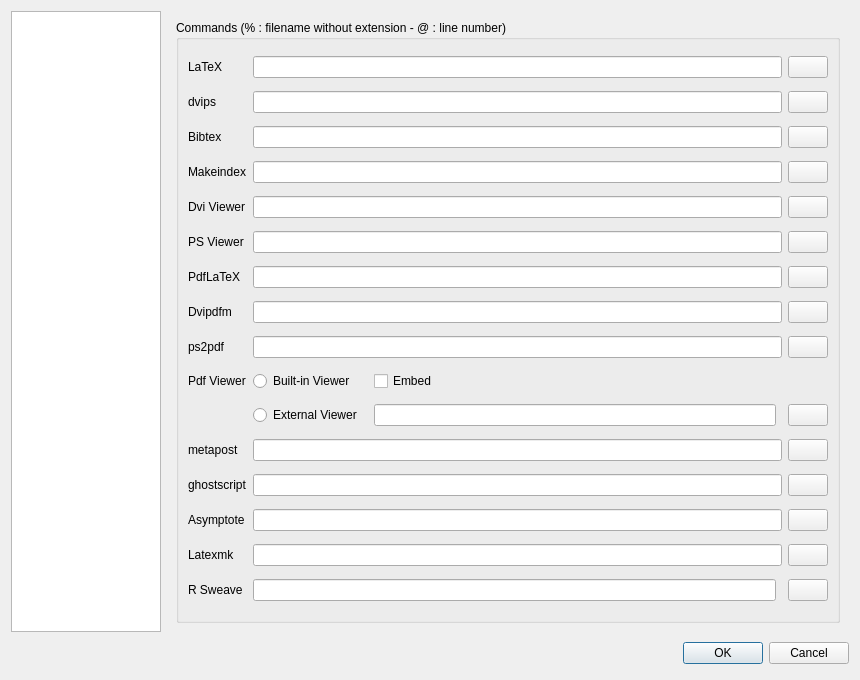
Above: configdialog.ui from orao/texmaker before the change. Below: the same form after it.
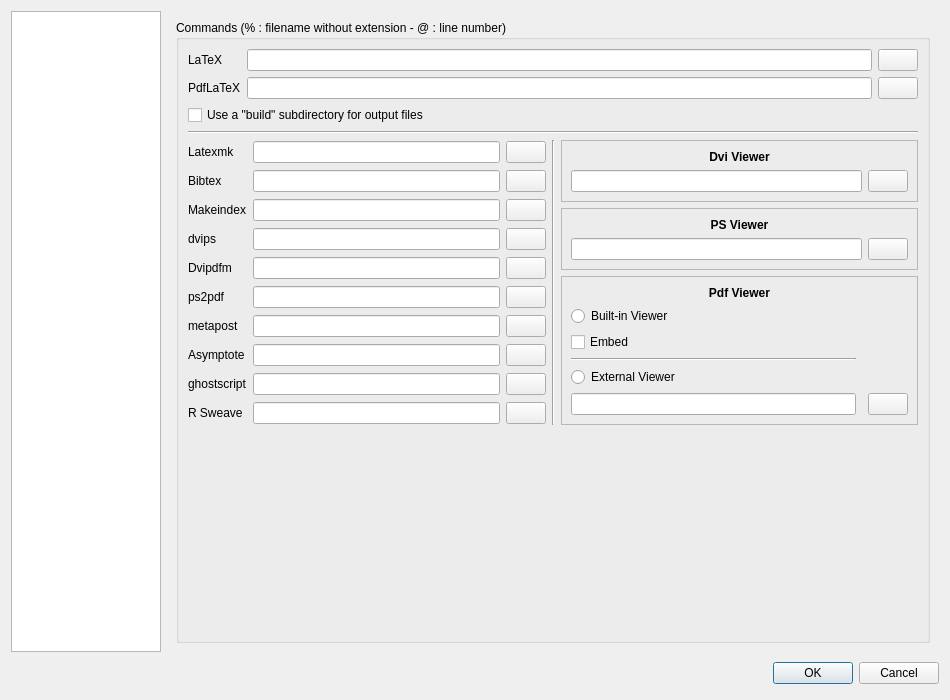
That is the form after the change. Icons and pictures are not drawn.

```diff
--- a/configdialog.ui
+++ b/configdialog.ui
@@ -6,8 +6,8 @@
    <rect>
     <x>0</x>
     <y>0</y>
-    <width>860</width>
-    <height>680</height>
+    <width>950</width>
+    <height>700</height>
    </rect>
   </property>
   <property name="windowTitle">
@@ -54,6 +54,30 @@
      </property>
     </widget>
    </item>
+   <item row="1" column="1">
+    <layout class="QHBoxLayout">
+     <item>
+      <spacer>
+       <property name="orientation">
+        <enum>Qt::Horizontal</enum>
+       </property>
+       <property name="sizeHint" stdset="0">
+        <size>
+         <width>407</width>
+         <height>31</height>
+        </size>
+       </property>
+      </spacer>
+     </item>
+     <item>
+      <widget class="QDialogButtonBox" name="buttonBox">
+       <property name="standardButtons">
+        <set>QDialogButtonBox::Cancel|QDialogButtonBox::Ok</set>
+       </property>
+      </widget>
+     </item>
+    </layout>
+   </item>
    <item row="0" column="1">
     <widget class="QStackedWidget" name="pagesWidget">
      <property name="sizePolicy">
@@ -64,8 +88,8 @@
      </property>
      <property name="minimumSize">
       <size>
-       <width>590</width>
-       <height>500</height>
+       <width>700</width>
+       <height>550</height>
       </size>
      </property>
      <property name="currentIndex">
@@ -73,7 +97,7 @@
      </property>
      <widget class="QWidget" name="pt">
       <layout class="QGridLayout" name="gridLayout_5">
-       <item row="1" column="0">
+       <item row="0" column="0">
         <widget class="QGroupBox" name="groupBox">
          <property name="sizePolicy">
           <sizepolicy hsizetype="Expanding" vsizetype="Expanding">
@@ -84,7 +108,9 @@
          <property name="title">
           <string>Commands (% : filename without extension - @ : line number)</string>
          </property>
-         <layout class="QGridLayout" name="gridLayout_2">
+         <layout class="QGridLayout" name="gridLayout_18">
+          <item row="0" column="0" colspan="3">
+           <layout class="QGridLayout" name="gridLayout_13">
           <item row="0" column="0">
            <widget class="QLabel" name="labelLatex">
             <property name="text">
@@ -92,10 +118,10 @@
             </property>
            </widget>
           </item>
-          <item row="0" column="1" colspan="4">
+            <item row="0" column="1">
            <widget class="QLineEdit" name="lineEditLatex"/>
           </item>
-          <item row="0" column="5">
+            <item row="0" column="2">
            <widget class="QPushButton" name="pushButtonLatex">
             <property name="text">
              <string/>
@@ -113,16 +139,16 @@
            </widget>
           </item>
           <item row="1" column="0">
-           <widget class="QLabel" name="labelDvips">
+             <widget class="QLabel" name="labelPdflatex">
             <property name="text">
-             <string>dvips</string>
+               <string>PdfLaTeX</string>
             </property>
            </widget>
           </item>
-          <item row="1" column="1" colspan="4">
-           <widget class="QLineEdit" name="lineEditDvips"/>
-          </item>
-          <item row="1" column="5">
+            <item row="1" column="1">
+             <widget class="QLineEdit" name="lineEditPdflatex"/>
+            </item>
+            <item row="1" column="2">
            <widget class="QPushButton" name="pushButtonDvips">
             <property name="text">
              <string/>
@@ -139,18 +165,75 @@
             </property>
            </widget>
           </item>
-          <item row="2" column="0">
+            <item row="2" column="0" colspan="3">
+             <widget class="QCheckBox" name="checkBoxTempBuild">
+              <property name="sizePolicy">
+               <sizepolicy hsizetype="MinimumExpanding" vsizetype="Fixed">
+                <horstretch>0</horstretch>
+                <verstretch>0</verstretch>
+               </sizepolicy>
+              </property>
+              <property name="toolTip">
+               <string>&lt;html&gt;&lt;head/&gt;&lt;body&gt;&lt;p&gt;The &amp;quot;--output-directory=build&amp;quot; option will be automatically added to the (pdf)latex command while the compilation.&lt;/p&gt;&lt;p&gt;For the others commands like dvips, ps2pdf, bibtex,... you will have to manually replaced &amp;quot;%&amp;quot; by &amp;quot;build/%&amp;quot; .&lt;/p&gt;&lt;/body&gt;&lt;/html&gt;</string>
+              </property>
+              <property name="text">
+               <string>Use a &quot;build&quot; subdirectory for output files</string>
+              </property>
+             </widget>
+            </item>
+           </layout>
+          </item>
+          <item row="1" column="0" rowspan="2" colspan="3">
+           <widget class="Line" name="line_4">
+            <property name="orientation">
+             <enum>Qt::Horizontal</enum>
+            </property>
+           </widget>
+          </item>
+          <item row="3" column="0">
+           <layout class="QGridLayout" name="gridLayout_14">
+            <property name="sizeConstraint">
+             <enum>QLayout::SetDefaultConstraint</enum>
+            </property>
+            <item row="0" column="0">
+             <widget class="QLabel" name="labelLatexmk">
+              <property name="text">
+               <string>Latexmk</string>
+              </property>
+             </widget>
+            </item>
+            <item row="0" column="1">
+             <widget class="QLineEdit" name="lineEditLatexmk"/>
+            </item>
+            <item row="0" column="2">
+             <widget class="QPushButton" name="pushButtonLatexmk">
+              <property name="text">
+               <string/>
+              </property>
+              <property name="icon">
+               <iconset resource="texmaker.qrc">
+                <normaloff>:/images/fileopen.png</normaloff>:/images/fileopen.png</iconset>
+              </property>
+              <property name="iconSize">
+               <size>
+                <width>16</width>
+                <height>16</height>
+               </size>
+              </property>
+             </widget>
+            </item>
+            <item row="1" column="0">
            <widget class="QLabel" name="labelBibtex">
             <property name="text">
              <string>Bibtex</string>
             </property>
            </widget>
           </item>
-          <item row="2" column="1" colspan="4">
+            <item row="1" column="1">
            <widget class="QLineEdit" name="lineEditBibtex"/>
           </item>
-          <item row="2" column="5">
-           <widget class="QPushButton" name="pushButtonBibtex">
+            <item row="1" column="2">
+             <widget class="QPushButton" name="pushButtonMakeindex">
             <property name="text">
              <string/>
             </property>
@@ -166,44 +249,17 @@
             </property>
            </widget>
           </item>
-          <item row="3" column="0">
+            <item row="2" column="0">
            <widget class="QLabel" name="labelMakeindex">
             <property name="text">
              <string>Makeindex</string>
             </property>
            </widget>
           </item>
-          <item row="3" column="1" colspan="4">
+            <item row="2" column="1">
            <widget class="QLineEdit" name="lineEditMakeindex"/>
           </item>
-          <item row="3" column="5">
-           <widget class="QPushButton" name="pushButtonMakeindex">
-            <property name="text">
-             <string/>
-            </property>
-            <property name="icon">
-             <iconset resource="texmaker.qrc">
-              <normaloff>:/images/fileopen.png</normaloff>:/images/fileopen.png</iconset>
-            </property>
-            <property name="iconSize">
-             <size>
-              <width>16</width>
-              <height>16</height>
-             </size>
-            </property>
-           </widget>
-          </item>
-          <item row="4" column="0">
-           <widget class="QLabel" name="labelDviview">
-            <property name="text">
-             <string>Dvi Viewer</string>
-            </property>
-           </widget>
-          </item>
-          <item row="4" column="1" colspan="4">
-           <widget class="QLineEdit" name="lineEditDviviewer"/>
-          </item>
-          <item row="4" column="5">
+            <item row="2" column="2">
            <widget class="QPushButton" name="pushButtonDviviewer">
             <property name="text">
              <string/>
@@ -220,18 +276,18 @@
             </property>
            </widget>
           </item>
-          <item row="5" column="0">
-           <widget class="QLabel" name="labelPsview">
+            <item row="3" column="0">
+             <widget class="QLabel" name="labelDvips">
             <property name="text">
-             <string>PS Viewer</string>
+               <string>dvips</string>
             </property>
            </widget>
           </item>
-          <item row="5" column="1" colspan="4">
-           <widget class="QLineEdit" name="lineEditPsviewer"/>
-          </item>
-          <item row="5" column="5">
-           <widget class="QPushButton" name="pushButtonPsviewer">
+            <item row="3" column="1">
+             <widget class="QLineEdit" name="lineEditDvips"/>
+            </item>
+            <item row="3" column="2">
+             <widget class="QPushButton" name="pushButtonBibtex">
             <property name="text">
              <string/>
             </property>
@@ -247,44 +303,17 @@
             </property>
            </widget>
           </item>
-          <item row="6" column="0">
-           <widget class="QLabel" name="labelPdflatex">
-            <property name="text">
-             <string>PdfLaTeX</string>
-            </property>
-           </widget>
-          </item>
-          <item row="6" column="1" colspan="4">
-           <widget class="QLineEdit" name="lineEditPdflatex"/>
-          </item>
-          <item row="6" column="5">
-           <widget class="QPushButton" name="pushButtonPdflatex">
-            <property name="text">
-             <string/>
-            </property>
-            <property name="icon">
-             <iconset resource="texmaker.qrc">
-              <normaloff>:/images/fileopen.png</normaloff>:/images/fileopen.png</iconset>
-            </property>
-            <property name="iconSize">
-             <size>
-              <width>16</width>
-              <height>16</height>
-             </size>
-            </property>
-           </widget>
-          </item>
-          <item row="7" column="0">
+            <item row="4" column="0">
            <widget class="QLabel" name="labelDvipdfm">
             <property name="text">
              <string>Dvipdfm</string>
             </property>
            </widget>
           </item>
-          <item row="7" column="1" colspan="4">
+            <item row="4" column="1">
            <widget class="QLineEdit" name="lineEditDvipdfm"/>
           </item>
-          <item row="7" column="5">
+            <item row="4" column="2">
            <widget class="QPushButton" name="pushButtonDvipdfm">
             <property name="text">
              <string/>
@@ -301,17 +330,17 @@
             </property>
            </widget>
           </item>
-          <item row="8" column="0">
+            <item row="5" column="0">
            <widget class="QLabel" name="labelPs2pdf">
             <property name="text">
              <string>ps2pdf</string>
             </property>
            </widget>
           </item>
-          <item row="8" column="1" colspan="4">
+            <item row="5" column="1">
            <widget class="QLineEdit" name="lineEditPs2pdf"/>
           </item>
-          <item row="8" column="5">
+            <item row="5" column="2">
            <widget class="QPushButton" name="pushButtonPs2pdf">
             <property name="text">
              <string/>
@@ -328,37 +357,17 @@
             </property>
            </widget>
           </item>
-          <item row="9" column="0">
-           <widget class="QLabel" name="labelPdfview">
-            <property name="text">
-             <string>Pdf Viewer</string>
-            </property>
-           </widget>
-          </item>
-          <item row="9" column="1">
-           <widget class="QRadioButton" name="radioButtonInternalPdfViewer">
-            <property name="sizePolicy">
-             <sizepolicy hsizetype="Fixed" vsizetype="Fixed">
-              <horstretch>0</horstretch>
-              <verstretch>0</verstretch>
-             </sizepolicy>
-            </property>
-            <property name="text">
-             <string>Built-in Viewer</string>
-            </property>
-           </widget>
-          </item>
-          <item row="11" column="0">
+            <item row="6" column="0">
            <widget class="QLabel" name="labelMetapost">
             <property name="text">
              <string>metapost</string>
             </property>
            </widget>
           </item>
-          <item row="11" column="1" colspan="4">
+            <item row="6" column="1">
            <widget class="QLineEdit" name="lineEditMetapost"/>
           </item>
-          <item row="11" column="5">
+            <item row="6" column="2">
            <widget class="QPushButton" name="pushButtonMetapost">
             <property name="text">
              <string/>
@@ -375,44 +384,17 @@
             </property>
            </widget>
           </item>
-          <item row="12" column="0">
-           <widget class="QLabel" name="labelGhostscript">
-            <property name="text">
-             <string>ghostscript</string>
-            </property>
-           </widget>
-          </item>
-          <item row="12" column="1" colspan="4">
-           <widget class="QLineEdit" name="lineEditGhostscript"/>
-          </item>
-          <item row="12" column="5">
-           <widget class="QPushButton" name="pushButtonGhostscript">
-            <property name="text">
-             <string/>
-            </property>
-            <property name="icon">
-             <iconset resource="texmaker.qrc">
-              <normaloff>:/images/fileopen.png</normaloff>:/images/fileopen.png</iconset>
-            </property>
-            <property name="iconSize">
-             <size>
-              <width>16</width>
-              <height>16</height>
-             </size>
-            </property>
-           </widget>
-          </item>
-          <item row="13" column="0">
+            <item row="7" column="0">
            <widget class="QLabel" name="labelAsymptote">
             <property name="text">
              <string>Asymptote</string>
             </property>
            </widget>
           </item>
-          <item row="13" column="1" colspan="4">
+            <item row="7" column="1">
            <widget class="QLineEdit" name="lineEditAsymptote"/>
           </item>
-          <item row="13" column="5">
+            <item row="7" column="2">
            <widget class="QPushButton" name="pushButtonAsymptote">
             <property name="text">
              <string/>
@@ -429,18 +411,18 @@
             </property>
            </widget>
           </item>
-          <item row="14" column="0">
-           <widget class="QLabel" name="labelLatexmk">
+            <item row="8" column="0">
+             <widget class="QLabel" name="labelGhostscript">
             <property name="text">
-             <string>Latexmk</string>
+               <string>ghostscript</string>
             </property>
            </widget>
           </item>
-          <item row="14" column="1" colspan="4">
-           <widget class="QLineEdit" name="lineEditLatexmk"/>
-          </item>
-          <item row="14" column="5">
-           <widget class="QPushButton" name="pushButtonLatexmk">
+            <item row="8" column="1">
+             <widget class="QLineEdit" name="lineEditGhostscript"/>
+            </item>
+            <item row="8" column="2">
+             <widget class="QPushButton" name="pushButtonGhostscript">
             <property name="text">
              <string/>
             </property>
@@ -456,10 +438,217 @@
             </property>
            </widget>
           </item>
-          <item row="10" column="1">
+            <item row="9" column="0">
+             <widget class="QLabel" name="labelSweave">
+              <property name="text">
+               <string>R Sweave</string>
+              </property>
+             </widget>
+            </item>
+            <item row="9" column="1">
+             <widget class="QLineEdit" name="lineEditSweave"/>
+            </item>
+            <item row="9" column="2">
+             <widget class="QPushButton" name="pushButtonSweave">
+              <property name="text">
+               <string/>
+              </property>
+              <property name="icon">
+               <iconset resource="texmaker.qrc">
+                <normaloff>:/images/fileopen.png</normaloff>:/images/fileopen.png</iconset>
+              </property>
+             </widget>
+            </item>
+           </layout>
+          </item>
+          <item row="3" column="1">
+           <widget class="Line" name="line_7">
+            <property name="orientation">
+             <enum>Qt::Vertical</enum>
+            </property>
+           </widget>
+          </item>
+          <item row="4" column="0" colspan="3">
+           <spacer name="verticalSpacer_2">
+            <property name="orientation">
+             <enum>Qt::Vertical</enum>
+            </property>
+            <property name="sizeHint" stdset="0">
+             <size>
+              <width>308</width>
+              <height>156</height>
+             </size>
+            </property>
+           </spacer>
+          </item>
+          <item row="3" column="2">
+           <layout class="QVBoxLayout" name="verticalLayout_2">
+            <property name="sizeConstraint">
+             <enum>QLayout::SetDefaultConstraint</enum>
+            </property>
+            <item>
+             <widget class="QFrame" name="frame">
+              <property name="frameShape">
+               <enum>QFrame::StyledPanel</enum>
+              </property>
+              <property name="frameShadow">
+               <enum>QFrame::Raised</enum>
+              </property>
+              <layout class="QGridLayout" name="gridLayout_15">
+               <item row="0" column="0">
+                <layout class="QGridLayout" name="gridLayout_11">
+                 <item row="0" column="0" colspan="2">
+                  <widget class="QLabel" name="labelDviview">
+                   <property name="font">
+                    <font>
+                     <weight>75</weight>
+                     <bold>true</bold>
+                    </font>
+                   </property>
+                   <property name="text">
+                    <string>Dvi Viewer</string>
+                   </property>
+                   <property name="alignment">
+                    <set>Qt::AlignCenter</set>
+                   </property>
+                  </widget>
+                 </item>
+                 <item row="1" column="0">
+                  <widget class="QLineEdit" name="lineEditDviviewer">
+                   <property name="sizePolicy">
+                    <sizepolicy hsizetype="MinimumExpanding" vsizetype="Fixed">
+                     <horstretch>0</horstretch>
+                     <verstretch>0</verstretch>
+                    </sizepolicy>
+                   </property>
+                  </widget>
+                 </item>
+                 <item row="1" column="1">
+                  <widget class="QPushButton" name="pushButtonPsviewer">
+                   <property name="text">
+                    <string/>
+                   </property>
+                   <property name="icon">
+                    <iconset resource="texmaker.qrc">
+                     <normaloff>:/images/fileopen.png</normaloff>:/images/fileopen.png</iconset>
+                   </property>
+                   <property name="iconSize">
+                    <size>
+                     <width>16</width>
+                     <height>16</height>
+                    </size>
+                   </property>
+                  </widget>
+                 </item>
+                </layout>
+               </item>
+              </layout>
+             </widget>
+            </item>
+            <item>
+             <widget class="QFrame" name="frame_2">
+              <property name="frameShape">
+               <enum>QFrame::StyledPanel</enum>
+              </property>
+              <property name="frameShadow">
+               <enum>QFrame::Raised</enum>
+              </property>
+              <layout class="QGridLayout" name="gridLayout_16">
+               <item row="0" column="0">
+                <layout class="QGridLayout" name="gridLayout_12">
+                 <item row="0" column="0" colspan="2">
+                  <widget class="QLabel" name="labelPsview">
+                   <property name="font">
+                    <font>
+                     <weight>75</weight>
+                     <bold>true</bold>
+                    </font>
+                   </property>
+                   <property name="text">
+                    <string>PS Viewer</string>
+                   </property>
+                   <property name="alignment">
+                    <set>Qt::AlignCenter</set>
+                   </property>
+                  </widget>
+                 </item>
+                 <item row="1" column="0">
+                  <widget class="QLineEdit" name="lineEditPsviewer">
+                   <property name="sizePolicy">
+                    <sizepolicy hsizetype="MinimumExpanding" vsizetype="Fixed">
+                     <horstretch>0</horstretch>
+                     <verstretch>0</verstretch>
+                    </sizepolicy>
+                   </property>
+                  </widget>
+                 </item>
+                 <item row="1" column="1">
+                  <widget class="QPushButton" name="pushButtonPdflatex">
+                   <property name="text">
+                    <string/>
+                   </property>
+                   <property name="icon">
+                    <iconset resource="texmaker.qrc">
+                     <normaloff>:/images/fileopen.png</normaloff>:/images/fileopen.png</iconset>
+                   </property>
+                   <property name="iconSize">
+                    <size>
+                     <width>16</width>
+                     <height>16</height>
+                    </size>
+                   </property>
+                  </widget>
+                 </item>
+                </layout>
+               </item>
+              </layout>
+             </widget>
+            </item>
+            <item>
+             <widget class="QFrame" name="frame_3">
+              <property name="frameShape">
+               <enum>QFrame::StyledPanel</enum>
+              </property>
+              <property name="frameShadow">
+               <enum>QFrame::Raised</enum>
+              </property>
+              <layout class="QGridLayout" name="gridLayout_17">
+               <item row="0" column="0">
+                <layout class="QGridLayout" name="gridLayout_2">
+                 <item row="3" column="0">
+                  <widget class="Line" name="line_12">
+                   <property name="orientation">
+                    <enum>Qt::Horizontal</enum>
+                   </property>
+                  </widget>
+                 </item>
+                 <item row="2" column="0" colspan="3">
+                  <widget class="QCheckBox" name="checkBoxInternalPdfViewEmbed">
+                   <property name="text">
+                    <string>Embed</string>
+                   </property>
+                  </widget>
+                 </item>
+                 <item row="0" column="0" colspan="3">
+                  <widget class="QLabel" name="labelPdfview">
+                   <property name="font">
+                    <font>
+                     <weight>75</weight>
+                     <bold>true</bold>
+                    </font>
+                   </property>
+                   <property name="text">
+                    <string>Pdf Viewer</string>
+                   </property>
+                   <property name="alignment">
+                    <set>Qt::AlignCenter</set>
+                   </property>
+                  </widget>
+                 </item>
+                 <item row="4" column="0">
            <widget class="QRadioButton" name="radioButtonExternalPdfViewer">
             <property name="sizePolicy">
-             <sizepolicy hsizetype="Fixed" vsizetype="Fixed">
+                    <sizepolicy hsizetype="MinimumExpanding" vsizetype="Fixed">
               <horstretch>0</horstretch>
               <verstretch>0</verstretch>
              </sizepolicy>
@@ -469,8 +658,14 @@
             </property>
            </widget>
           </item>
-          <item row="10" column="3">
+                 <item row="5" column="0">
            <widget class="QLineEdit" name="lineEditPdfviewer">
+                   <property name="sizePolicy">
+                    <sizepolicy hsizetype="MinimumExpanding" vsizetype="Fixed">
+                     <horstretch>0</horstretch>
+                     <verstretch>0</verstretch>
+                    </sizepolicy>
+                   </property>
             <property name="minimumSize">
              <size>
               <width>0</width>
@@ -479,7 +674,20 @@
             </property>
            </widget>
           </item>
-          <item row="10" column="5">
+                 <item row="1" column="0" colspan="3">
+                  <widget class="QRadioButton" name="radioButtonInternalPdfViewer">
+                   <property name="sizePolicy">
+                    <sizepolicy hsizetype="MinimumExpanding" vsizetype="Fixed">
+                     <horstretch>0</horstretch>
+                     <verstretch>0</verstretch>
+                    </sizepolicy>
+                   </property>
+                   <property name="text">
+                    <string>Built-in Viewer</string>
+                   </property>
+                  </widget>
+                 </item>
+                 <item row="5" column="2">
            <widget class="QPushButton" name="pushButtonPdfviewer">
             <property name="text">
              <string/>
@@ -496,33 +704,12 @@
             </property>
            </widget>
           </item>
-          <item row="9" column="3">
-           <widget class="QCheckBox" name="checkBoxInternalPdfViewEmbed">
-            <property name="text">
-             <string>Embed</string>
-            </property>
-           </widget>
-          </item>
-          <item row="15" column="0">
-           <widget class="QLabel" name="labelSweave">
-            <property name="text">
-             <string>R Sweave</string>
-            </property>
-           </widget>
-          </item>
-          <item row="15" column="1" colspan="3">
-           <widget class="QLineEdit" name="lineEditSweave"/>
-          </item>
-          <item row="15" column="5">
-           <widget class="QPushButton" name="pushButtonSweave">
-            <property name="text">
-             <string/>
-            </property>
-            <property name="icon">
-             <iconset resource="texmaker.qrc">
-              <normaloff>:/images/fileopen.png</normaloff>:/images/fileopen.png</iconset>
-            </property>
-           </widget>
+                </layout>
+               </item>
+              </layout>
+             </widget>
+            </item>
+           </layout>
           </item>
          </layout>
         </widget>
@@ -1051,30 +1238,6 @@
      </widget>
     </widget>
    </item>
-   <item row="1" column="1">
-    <layout class="QHBoxLayout">
-     <item>
-      <spacer>
-       <property name="orientation">
-        <enum>Qt::Horizontal</enum>
-       </property>
-       <property name="sizeHint" stdset="0">
-        <size>
-         <width>407</width>
-         <height>31</height>
-        </size>
-       </property>
-      </spacer>
-     </item>
-     <item>
-      <widget class="QDialogButtonBox" name="buttonBox">
-       <property name="standardButtons">
-        <set>QDialogButtonBox::Cancel|QDialogButtonBox::Ok</set>
-       </property>
-      </widget>
-     </item>
-    </layout>
-   </item>
   </layout>
  </widget>
  <tabstops>
```
Left out of the diff: 216 changed lines with no effect on the pictures. Lines whose indentation alone changed are shown as unchanged.
